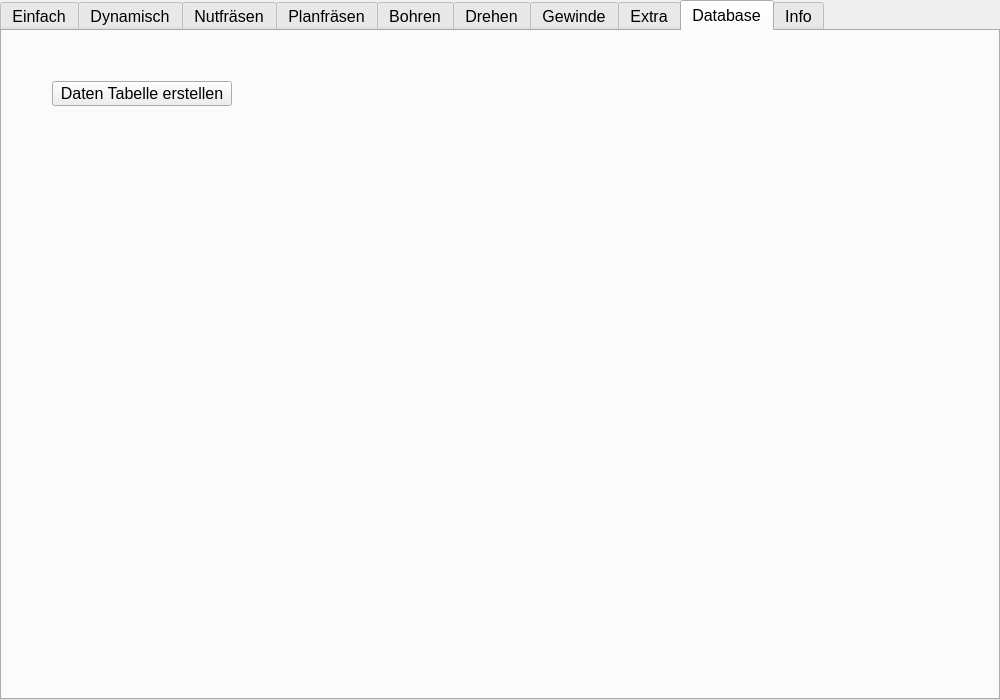
Old version of the form mainwindow.ui in the repository EinRainerZufall/SpaeneRechner.
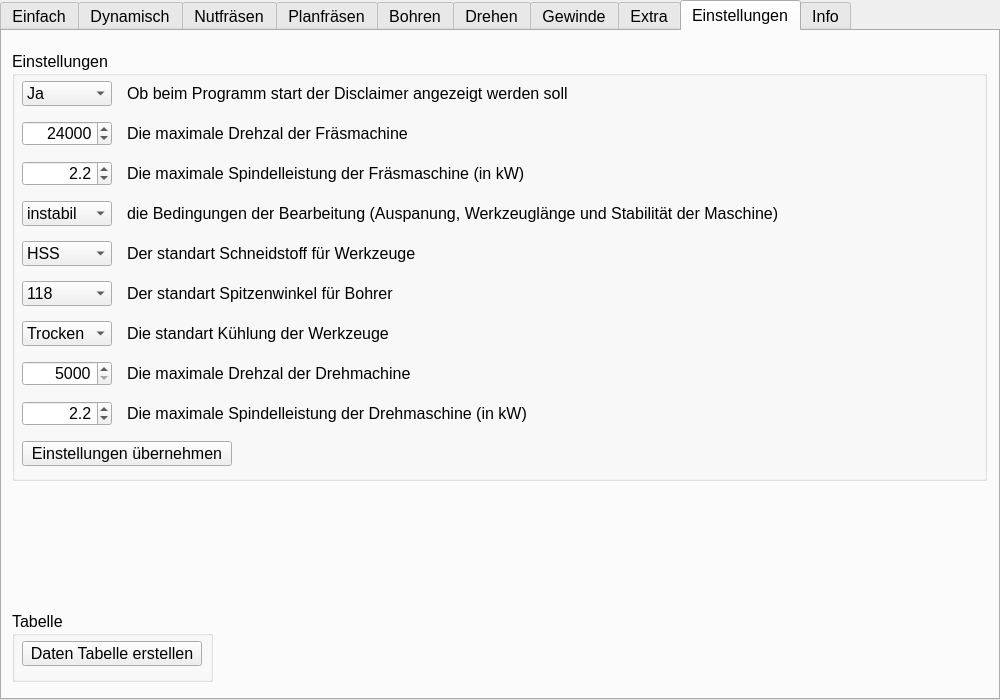
New version of the form. The open tabs and pages were chosen to show the change. Icons and pictures are not drawn.

Commit message: Einstellungen hinzufügen

The edit to the form file:
```diff
--- a/mainwindow.ui
+++ b/mainwindow.ui
@@ -4416,20 +4416,396 @@
     </widget>
     <widget class="QWidget" name="tab_database">
      <attribute name="title">
-      <string>Database</string>
+      <string>Einstellungen</string>
      </attribute>
-     <widget class="QPushButton" name="btnCreateAll">
+     <widget class="QGroupBox" name="groupBox_19">
       <property name="geometry">
        <rect>
-        <x>50</x>
-        <y>50</y>
-        <width>180</width>
-        <height>25</height>
+        <x>10</x>
+        <y>20</y>
+        <width>975</width>
+        <height>430</height>
        </rect>
       </property>
-      <property name="text">
-       <string>Daten Tabelle erstellen</string>
+      <property name="title">
+       <string>Einstellungen</string>
       </property>
+      <widget class="QComboBox" name="DisclaimerIn">
+       <property name="geometry">
+        <rect>
+         <x>10</x>
+         <y>30</y>
+         <width>90</width>
+         <height>25</height>
+        </rect>
+       </property>
+       <item>
+        <property name="text">
+         <string>Ja</string>
+        </property>
+       </item>
+       <item>
+        <property name="text">
+         <string>Nein</string>
+        </property>
+       </item>
+      </widget>
+      <widget class="QLabel" name="label_47">
+       <property name="geometry">
+        <rect>
+         <x>115</x>
+         <y>30</y>
+         <width>855</width>
+         <height>25</height>
+        </rect>
+       </property>
+       <property name="text">
+        <string>Ob beim Programm start der Disclaimer angezeigt werden soll</string>
+       </property>
+      </widget>
+      <widget class="QDoubleSpinBox" name="MaxMillPcIn">
+       <property name="geometry">
+        <rect>
+         <x>10</x>
+         <y>110</y>
+         <width>90</width>
+         <height>25</height>
+        </rect>
+       </property>
+       <property name="alignment">
+        <set>Qt::AlignRight|Qt::AlignTrailing|Qt::AlignVCenter</set>
+       </property>
+       <property name="decimals">
+        <number>1</number>
+       </property>
+       <property name="minimum">
+        <double>0.500000000000000</double>
+       </property>
+       <property name="maximum">
+        <double>15.000000000000000</double>
+       </property>
+       <property name="singleStep">
+        <double>0.500000000000000</double>
+       </property>
+       <property name="value">
+        <double>2.200000000000000</double>
+       </property>
+      </widget>
+      <widget class="QSpinBox" name="maxMillSpeedIn">
+       <property name="geometry">
+        <rect>
+         <x>10</x>
+         <y>70</y>
+         <width>90</width>
+         <height>25</height>
+        </rect>
+       </property>
+       <property name="alignment">
+        <set>Qt::AlignRight|Qt::AlignTrailing|Qt::AlignVCenter</set>
+       </property>
+       <property name="minimum">
+        <number>5000</number>
+       </property>
+       <property name="maximum">
+        <number>64000</number>
+       </property>
+       <property name="value">
+        <number>24000</number>
+       </property>
+      </widget>
+      <widget class="QComboBox" name="conditionIn">
+       <property name="geometry">
+        <rect>
+         <x>10</x>
+         <y>150</y>
+         <width>90</width>
+         <height>25</height>
+        </rect>
+       </property>
+       <item>
+        <property name="text">
+         <string>instabil</string>
+        </property>
+       </item>
+       <item>
+        <property name="text">
+         <string>normal</string>
+        </property>
+       </item>
+       <item>
+        <property name="text">
+         <string>stabil</string>
+        </property>
+       </item>
+      </widget>
+      <widget class="QComboBox" name="cutMatIn">
+       <property name="geometry">
+        <rect>
+         <x>10</x>
+         <y>190</y>
+         <width>90</width>
+         <height>25</height>
+        </rect>
+       </property>
+       <item>
+        <property name="text">
+         <string>HSS</string>
+        </property>
+       </item>
+       <item>
+        <property name="text">
+         <string>VHM</string>
+        </property>
+       </item>
+       <item>
+        <property name="text">
+         <string>Keramik</string>
+        </property>
+       </item>
+      </widget>
+      <widget class="QComboBox" name="drillAngleIn">
+       <property name="geometry">
+        <rect>
+         <x>10</x>
+         <y>230</y>
+         <width>90</width>
+         <height>25</height>
+        </rect>
+       </property>
+       <item>
+        <property name="text">
+         <string>118</string>
+        </property>
+       </item>
+       <item>
+        <property name="text">
+         <string>130</string>
+        </property>
+       </item>
+       <item>
+        <property name="text">
+         <string>140</string>
+        </property>
+       </item>
+      </widget>
+      <widget class="QComboBox" name="coolingTypeIn">
+       <property name="geometry">
+        <rect>
+         <x>10</x>
+         <y>270</y>
+         <width>90</width>
+         <height>25</height>
+        </rect>
+       </property>
+       <item>
+        <property name="text">
+         <string>Trocken</string>
+        </property>
+       </item>
+       <item>
+        <property name="text">
+         <string>KSS</string>
+        </property>
+       </item>
+       <item>
+        <property name="text">
+         <string>Oil</string>
+        </property>
+       </item>
+      </widget>
+      <widget class="QSpinBox" name="maxTurnSpeedIn">
+       <property name="geometry">
+        <rect>
+         <x>10</x>
+         <y>310</y>
+         <width>90</width>
+         <height>25</height>
+        </rect>
+       </property>
+       <property name="alignment">
+        <set>Qt::AlignRight|Qt::AlignTrailing|Qt::AlignVCenter</set>
+       </property>
+       <property name="minimum">
+        <number>5000</number>
+       </property>
+       <property name="maximum">
+        <number>64000</number>
+       </property>
+       <property name="value">
+        <number>5000</number>
+       </property>
+      </widget>
+      <widget class="QDoubleSpinBox" name="maxTurnPcIn">
+       <property name="geometry">
+        <rect>
+         <x>10</x>
+         <y>350</y>
+         <width>90</width>
+         <height>25</height>
+        </rect>
+       </property>
+       <property name="alignment">
+        <set>Qt::AlignRight|Qt::AlignTrailing|Qt::AlignVCenter</set>
+       </property>
+       <property name="decimals">
+        <number>1</number>
+       </property>
+       <property name="minimum">
+        <double>0.500000000000000</double>
+       </property>
+       <property name="maximum">
+        <double>15.000000000000000</double>
+       </property>
+       <property name="singleStep">
+        <double>0.500000000000000</double>
+       </property>
+       <property name="value">
+        <double>2.200000000000000</double>
+       </property>
+      </widget>
+      <widget class="QLabel" name="label_50">
+       <property name="geometry">
+        <rect>
+         <x>115</x>
+         <y>70</y>
+         <width>855</width>
+         <height>25</height>
+        </rect>
+       </property>
+       <property name="text">
+        <string>Die maximale Drehzal der Fräsmachine</string>
+       </property>
+      </widget>
+      <widget class="QLabel" name="label_51">
+       <property name="geometry">
+        <rect>
+         <x>115</x>
+         <y>110</y>
+         <width>855</width>
+         <height>25</height>
+        </rect>
+       </property>
+       <property name="text">
+        <string>Die maximale Spindelleistung der Fräsmaschine (in kW)</string>
+       </property>
+      </widget>
+      <widget class="QLabel" name="label_52">
+       <property name="geometry">
+        <rect>
+         <x>115</x>
+         <y>150</y>
+         <width>855</width>
+         <height>25</height>
+        </rect>
+       </property>
+       <property name="text">
+        <string>die Bedingungen der Bearbeitung (Auspanung, Werkzeuglänge und Stabilität der Maschine)</string>
+       </property>
+      </widget>
+      <widget class="QLabel" name="label_53">
+       <property name="geometry">
+        <rect>
+         <x>115</x>
+         <y>190</y>
+         <width>855</width>
+         <height>25</height>
+        </rect>
+       </property>
+       <property name="text">
+        <string>Der standart Schneidstoff für Werkzeuge</string>
+       </property>
+      </widget>
+      <widget class="QLabel" name="label_54">
+       <property name="geometry">
+        <rect>
+         <x>115</x>
+         <y>230</y>
+         <width>855</width>
+         <height>25</height>
+        </rect>
+       </property>
+       <property name="text">
+        <string>Der standart Spitzenwinkel für Bohrer</string>
+       </property>
+      </widget>
+      <widget class="QLabel" name="label_55">
+       <property name="geometry">
+        <rect>
+         <x>115</x>
+         <y>270</y>
+         <width>855</width>
+         <height>25</height>
+        </rect>
+       </property>
+       <property name="text">
+        <string>Die standart Kühlung der Werkzeuge</string>
+       </property>
+      </widget>
+      <widget class="QLabel" name="label_56">
+       <property name="geometry">
+        <rect>
+         <x>115</x>
+         <y>310</y>
+         <width>855</width>
+         <height>25</height>
+        </rect>
+       </property>
+       <property name="text">
+        <string>Die maximale Drehzal der Drehmachine</string>
+       </property>
+      </widget>
+      <widget class="QLabel" name="label_57">
+       <property name="geometry">
+        <rect>
+         <x>115</x>
+         <y>350</y>
+         <width>855</width>
+         <height>25</height>
+        </rect>
+       </property>
+       <property name="text">
+        <string>Die maximale Spindelleistung der Drehmaschine (in kW)</string>
+       </property>
+      </widget>
+      <widget class="QPushButton" name="btnSettingsWrite">
+       <property name="geometry">
+        <rect>
+         <x>10</x>
+         <y>390</y>
+         <width>210</width>
+         <height>25</height>
+        </rect>
+       </property>
+       <property name="text">
+        <string>Einstellungen übernehmen</string>
+       </property>
+      </widget>
+     </widget>
+     <widget class="QGroupBox" name="groupBox_20">
+      <property name="geometry">
+       <rect>
+        <x>10</x>
+        <y>580</y>
+        <width>201</width>
+        <height>71</height>
+       </rect>
+      </property>
+      <property name="title">
+       <string>Tabelle</string>
+      </property>
+      <widget class="QPushButton" name="btnCreateAll">
+       <property name="geometry">
+        <rect>
+         <x>10</x>
+         <y>30</y>
+         <width>180</width>
+         <height>25</height>
+        </rect>
+       </property>
+       <property name="text">
+        <string>Daten Tabelle erstellen</string>
+       </property>
+      </widget>
      </widget>
     </widget>
     <widget class="QWidget" name="tab_info">
```
Left out of the diff: 4 changed lines with no effect on the pictures. The commit also changes 6 other files.
